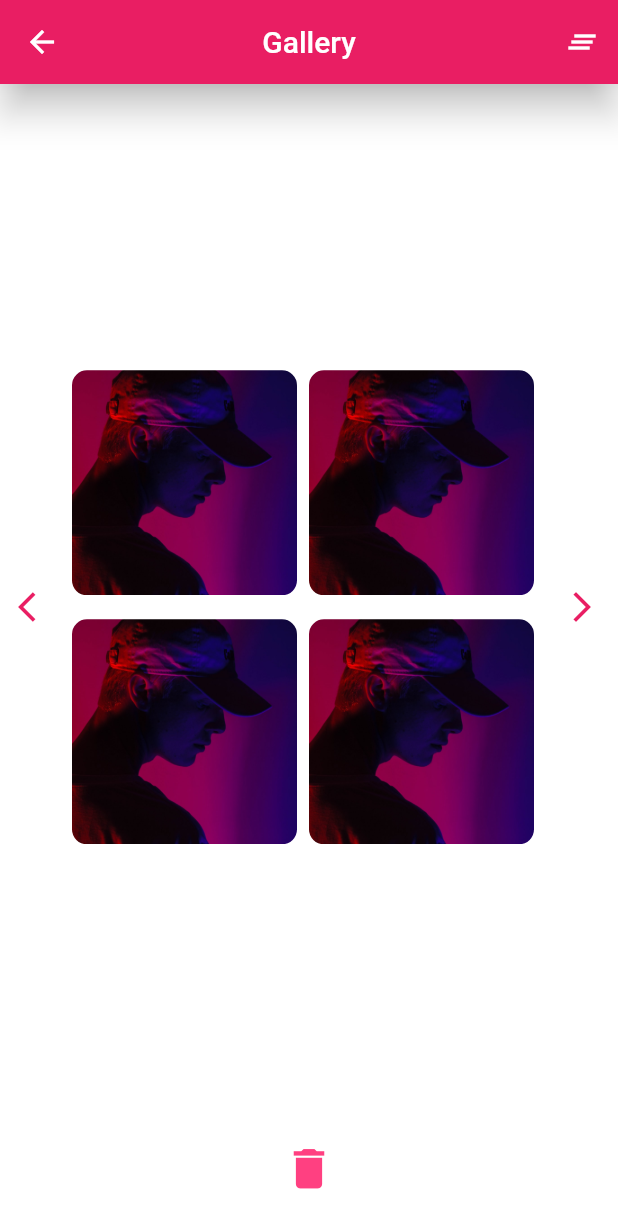
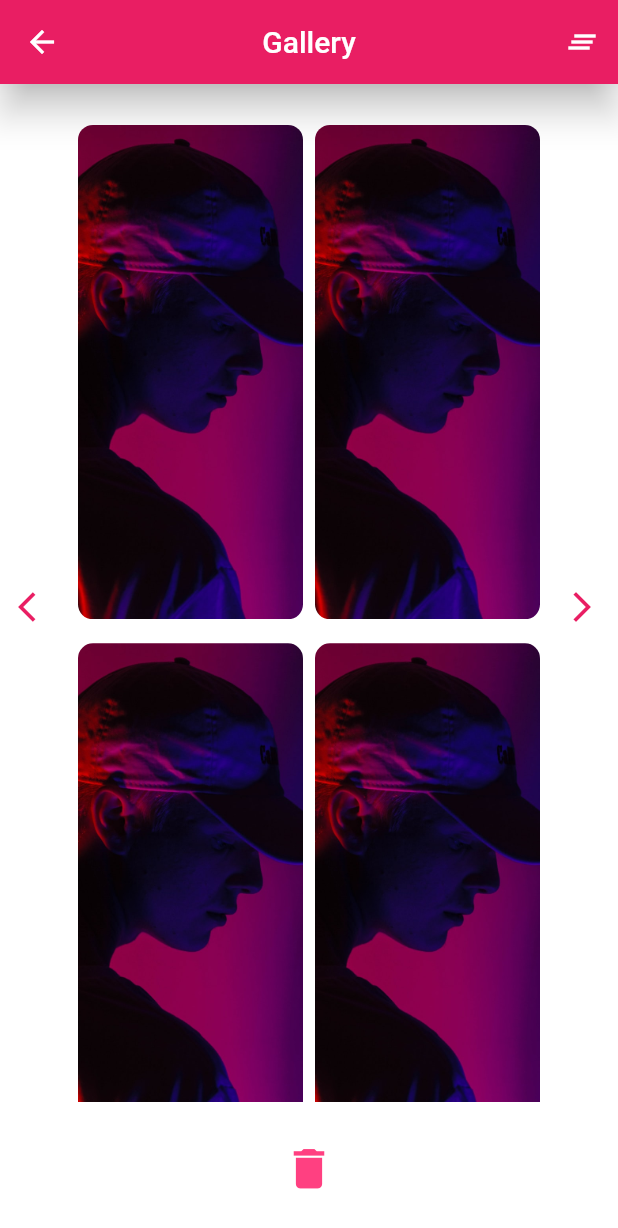
Before and after one commit to TheDechev/PicPick, a Flutter app: the GalleryScreen screen opened by its route, on a phone screen of 412 x 824 dp. Shown: the top 1228 px of the screen. Run offline on Flutter 3.47's test engine with Material 2 defaults, Android fonts, the phone set to English and light mode, and no system bars; our stand-ins replace badges, bloc, equatable, flutter_bloc, permission_handler; missing offline and left inert: local_image_provider, photo_gallery, positioned_tap_detector.

Commit message:
provide minHeight to imageBox for dynamic size

```diff
--- /dev/null
+++ b/lib/data/models/ImageArgs.dart
@@ -0,0 +1,10 @@
+import 'dart:io';
+
+import 'package:flutter/material.dart';
+
+class ImageArgs {
+  final File imageFile;
+  final String heroTag;
+
+  ImageArgs({@required this.imageFile, this.heroTag});
+}
--- a/lib/screens/gallery_screen.dart
+++ b/lib/screens/gallery_screen.dart
@@ -155,7 +155,7 @@ class _GalleryScreenState extends State<GalleryScreen> {
               ? kImageHeroTag + event.imageFiles[i].hashCode.toString()
               : kImageHeroTag,
           child: Padding(
-            padding: const EdgeInsets.fromLTRB(0, 8, 0, 8),
+            padding: const EdgeInsets.fromLTRB(4, 8, 4, 8),
             child: isIndexInRange
                 ? ImageBox(
                     selected:
@@ -167,10 +167,12 @@ class _GalleryScreenState extends State<GalleryScreen> {
                     onPress: (selected) {
                       _pressedImage(selected, event.imageFiles[i].hashCode);
                     },
+                    minHeight: (MediaQuery.of(context).size.height * 0.8) / 2,
                   )
                 : ImageBox(
                     file: null,
                     onPress: null,
+                    minHeight: (MediaQuery.of(context).size.height * 0.8) / 2,
                   ),
           ),
         ),
@@ -204,8 +206,7 @@ class _GalleryScreenState extends State<GalleryScreen> {
 
     List<Widget> widgets = _convertImageFilesToWidgetList(context, event);
 
-    return Row(
-      children: [
+    return Row(children: [
       Expanded(
         child: ListView.builder(
           physics: NeverScrollableScrollPhysics(),
@@ -229,7 +230,6 @@ class _GalleryScreenState extends State<GalleryScreen> {
           },
         ),
       ),
-      ],
-    );
+    ]);
   }
 }
--- a/lib/widgets/image_box.dart
+++ b/lib/widgets/image_box.dart
@@ -8,21 +8,24 @@ class ImageBox extends StatefulWidget {
   final Function onPress;
   final Function onLongPress;
   final bool selected;
+  final double minHeight;
 
   ImageBox(
       {@required this.file,
       @required this.onPress,
+      @required this.minHeight,
       this.selected = false,
       this.onLongPress});
 
   @override
-  _ImageBoxState createState() => _ImageBoxState(selected);
+  _ImageBoxState createState() => _ImageBoxState(selected, minHeight);
 }
 
 class _ImageBoxState extends State<ImageBox> {
   bool _selected = false;
+  final double _minHeight;
 
-  _ImageBoxState(this._selected);
+  _ImageBoxState(this._selected, this._minHeight);
 
   bool get selected => _selected;
 
@@ -39,8 +42,7 @@ class _ImageBoxState extends State<ImageBox> {
       child: Stack(
         children: [
           Container(
-            height: 150,
-            width: 150,
+            constraints: BoxConstraints(minHeight: _minHeight),
             decoration: BoxDecoration(
               image: DecorationImage(
                 image: (widget.file == null)
@@ -54,8 +56,7 @@ class _ImageBoxState extends State<ImageBox> {
             ),
           ),
           Container(
-            height: 150,
-            width: 150,
+            constraints: BoxConstraints(minHeight: _minHeight),
             color: Colors.pink[200].withOpacity(_selected ? 0.5 : 0),
           ),
         ],
```
Also changed, not shown: lib/screens/image_screen.dart (added, +28 -0 lines). Lines whose indentation alone changed are shown as unchanged.
